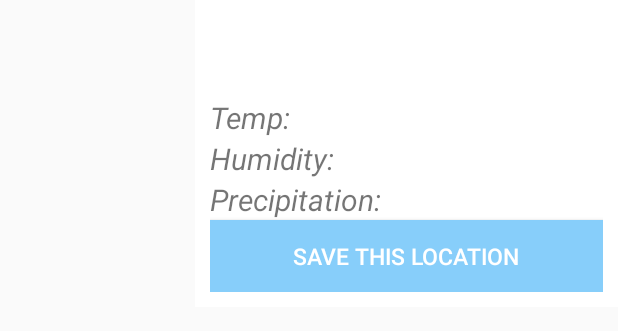
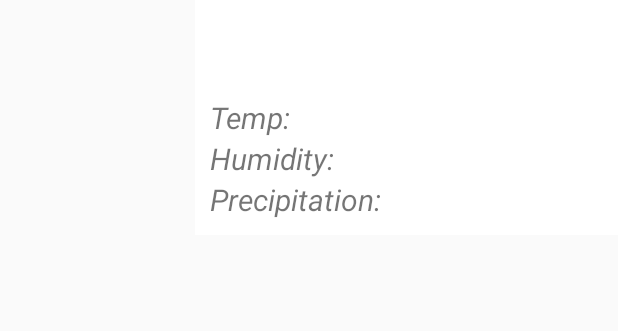
Before and after one commit to danyellington/Weather, an Android app: the layout activity_local_list.xml on its own in the app's theme, with its tools: preview values and no code run, on a phone screen of 412 x 824 dp. Shown: the top 331 px of the screen. Run offline under Robolectric (Android 15) with nearby library versions, the phone set to English and light mode, and no system bars.

Commit message:
remove button

```diff
--- a/app/src/main/res/layout/activity_local_list.xml
+++ b/app/src/main/res/layout/activity_local_list.xml
@@ -65,15 +65,7 @@
             android:textStyle="italic" />
 
 
-        <Button
-            android:layout_width="match_parent"
-            android:layout_height="wrap_content"
-            android:text="Save This Location"
-            android:id="@+id/saveLocationButton"
-            android:layout_alignParentBottom="true"
-            android:background="@color/LightSkyBlue"
-            android:textColor="@color/colorTextIcons"
-            android:textSize="15sp" />
+
 
     </LinearLayout>
 </LinearLayout>
```
Also changed, not shown: app/src/main/res/menu/search_menu.xml (+7 -0 lines).
